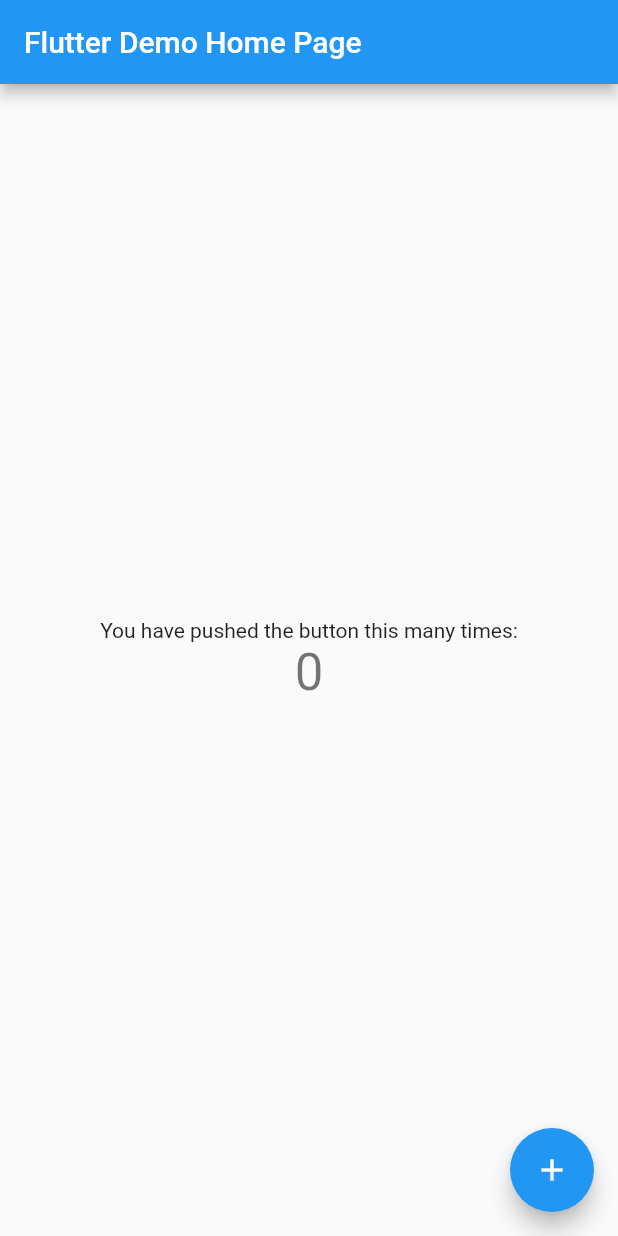
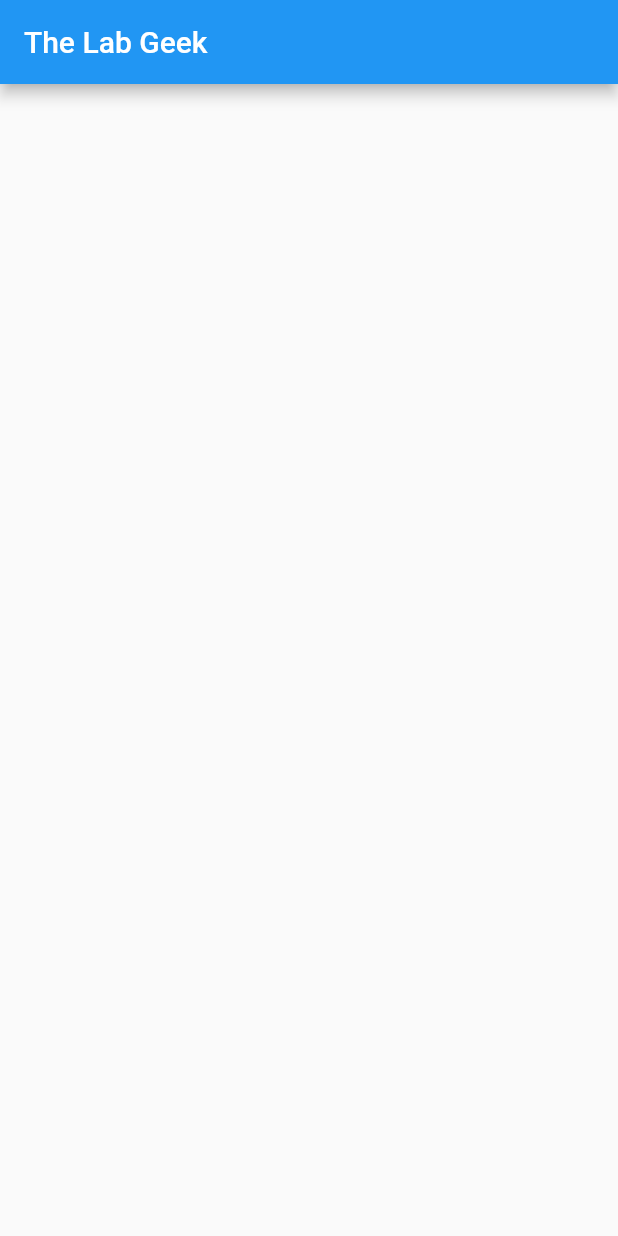
Before and after one commit to ranterle/the-lab-geek, a Flutter app: the screen it shows after launch, on a phone screen of 412 x 824 dp. Run offline on Flutter 3.47's test engine with Material 2 defaults, Android fonts, the phone set to English and light mode, and no system bars.

Commit message:
refactor(*): create the basic app structure
Needs loads more work, learning all the available widgets and
best practices :thinking:

```diff
--- a/lib/main.dart
+++ b/lib/main.dart
@@ -1,109 +1,4 @@
 import 'package:flutter/material.dart';
+import 'tlg/app.dart';
 
-void main() => runApp(new MyApp());
-
-class MyApp extends StatelessWidget {
-  // This widget is the root of your application.
-  @override
-  Widget build(BuildContext context) {
-    return new MaterialApp(
-      title: 'Flutter Demo',
-      theme: new ThemeData(
-        // This is the theme of your application.
-        //
-        // Try running your application with "flutter run". You'll see the
-        // application has a blue toolbar. Then, without quitting the app, try
-        // changing the primarySwatch below to Colors.green and then invoke
-        // "hot reload" (press "r" in the console where you ran "flutter run",
-        // or press Run > Flutter Hot Reload in IntelliJ). Notice that the
-        // counter didn't reset back to zero; the application is not restarted.
-        primarySwatch: Colors.blue,
-      ),
-      home: new MyHomePage(title: 'Flutter Demo Home Page'),
-    );
-  }
-}
-
-class MyHomePage extends StatefulWidget {
-  MyHomePage({Key key, this.title}) : super(key: key);
-
-  // This widget is the home page of your application. It is stateful, meaning
-  // that it has a State object (defined below) that contains fields that affect
-  // how it looks.
-
-  // This class is the configuration for the state. It holds the values (in this
-  // case the title) provided by the parent (in this case the App widget) and
-  // used by the build method of the State. Fields in a Widget subclass are
-  // always marked "final".
-
-  final String title;
-
-  @override
-  _MyHomePageState createState() => new _MyHomePageState();
-}
-
-class _MyHomePageState extends State<MyHomePage> {
-  int _counter = 0;
-
-  void _incrementCounter() {
-    setState(() {
-      // This call to setState tells the Flutter framework that something has
-      // changed in this State, which causes it to rerun the build method below
-      // so that the display can reflect the updated values. If we changed
-      // _counter without calling setState(), then the build method would not be
-      // called again, and so nothing would appear to happen.
-      _counter++;
-    });
-  }
-
-  @override
-  Widget build(BuildContext context) {
-    // This method is rerun every time setState is called, for instance as done
-    // by the _incrementCounter method above.
-    //
-    // The Flutter framework has been optimized to make rerunning build methods
-    // fast, so that you can just rebuild anything that needs updating rather
-    // than having to individually change instances of widgets.
-    return new Scaffold(
-      appBar: new AppBar(
-        // Here we take the value from the MyHomePage object that was created by
-        // the App.build method, and use it to set our appbar title.
-        title: new Text(widget.title),
-      ),
-      body: new Center(
-        // Center is a layout widget. It takes a single child and positions it
-        // in the middle of the parent.
-        child: new Column(
-          // Column is also layout widget. It takes a list of children and
-          // arranges them vertically. By default, it sizes itself to fit its
-          // children horizontally, and tries to be as tall as its parent.
-          //
-          // Invoke "debug paint" (press "p" in the console where you ran
-          // "flutter run", or select "Toggle Debug Paint" from the Flutter tool
-          // window in IntelliJ) to see the wireframe for each widget.
-          //
-          // Column has various properties to control how it sizes itself and
-          // how it positions its children. Here we use mainAxisAlignment to
-          // center the children vertically; the main axis here is the vertical
-          // axis because Columns are vertical (the cross axis would be
-          // horizontal).
-          mainAxisAlignment: MainAxisAlignment.center,
-          children: <Widget>[
-            new Text(
-              'You have pushed the button this many times:',
-            ),
-            new Text(
-              '$_counter',
-              style: Theme.of(context).textTheme.display1,
-            ),
-          ],
-        ),
-      ),
-      floatingActionButton: new FloatingActionButton(
-        onPressed: _incrementCounter,
-        tooltip: 'Increment',
-        child: new Icon(Icons.add),
-      ), // This trailing comma makes auto-formatting nicer for build methods.
-    );
-  }
-}
+void main() => runApp(new TlgApp());
--- /dev/null
+++ b/lib/tlg/app.dart
@@ -0,0 +1,83 @@
+import 'package:flutter/material.dart';
+
+import 'configuration.dart';
+import 'data.dart';
+import 'page/experiment.dart';
+import 'page/home.dart';
+import 'page/settings.dart';
+
+class TlgApp extends StatefulWidget {
+  @override
+  _State createState() => new _State();
+}
+
+class _State extends State<TlgApp> {
+  TlgData data;
+
+  TlgConfiguration _configuration = new TlgConfiguration();
+
+  @override
+  void initState() {
+    super.initState();
+    data = new TlgData();
+  }
+
+  void configurationUpdate(TlgConfiguration value) {
+    setState(() {
+      _configuration:
+      value;
+    });
+  }
+
+  ThemeData get theme {
+    switch (_configuration.theme) {
+      case TlgTheme.light:
+        return new ThemeData(primarySwatch: Colors.blue);
+      case TlgTheme.dark:
+        return new ThemeData(primarySwatch: Colors.red);
+    }
+    assert(_configuration.theme != null);
+    return null;
+  }
+
+  Route<Null> _getRoute(RouteSettings settings) {
+    final List<String> path = settings.name.split('/');
+
+    if (path[0] != '') return null;
+
+    if (path[1].startsWith('experiment:')) {
+      if (path.length != 2) return null;
+
+      final String id = path[1].split(':')[1];
+
+      return new MaterialPageRoute<Null>(
+        settings: settings,
+        builder: (BuildContext context) => new TlgPageExperiment(id: id, data: data),
+      );
+    }
+
+    return null;
+  }
+
+  @override
+  Widget build(BuildContext context) {
+    return new MaterialApp(
+      title: 'The Lab Geek',
+      theme: theme,
+      debugShowMaterialGrid: _configuration.showGrid,
+      showPerformanceOverlay: _configuration.showPerformanceOverlay,
+      showSemanticsDebugger: _configuration.showSemanticsDebugger,
+      routes: <String, WidgetBuilder>{
+        '/': (BuildContext _) => new TlgPageHome(
+              data: data,
+              configuration: _configuration,
+            ),
+        '/settings': (BuildContext _) => new TlgPageSettings(
+              configuration: _configuration,
+              configurationUpdate: configurationUpdate,
+            ),
+      },
+      onGenerateRoute: _getRoute,
+    );
+  }
+}
--- /dev/null
+++ b/lib/tlg/configuration.dart
@@ -0,0 +1,33 @@
+enum TlgTheme { light, dark }
+
+class TlgConfiguration {
+  TlgConfiguration({
+    this.theme = TlgTheme.light,
+    this.showGrid = false,
+    this.showPerformanceOverlay = false,
+    this.showSemanticsDebugger = false,
+  });
+
+  final TlgTheme theme;
+  final bool showGrid;
+  final bool showPerformanceOverlay;
+  final bool showSemanticsDebugger;
+
+  TlgConfiguration copyWith({
+    TlgTheme theme,
+    bool debugShowGrid,
+    bool debugShowSizes,
+    bool debugShowBaselines,
+    bool debugShowLayers,
+    bool debugShowPointers,
+    bool debugShowRainbow,
+    bool showPerformanceOverlay,
+    bool showSemanticsDebugger,
+  }) {
+    return new TlgConfiguration(
+        theme: theme ?? this.theme,
+        showGrid: debugShowGrid ?? this.showGrid,
+        showPerformanceOverlay: showPerformanceOverlay ?? this.showPerformanceOverlay,
+        showSemanticsDebugger: showSemanticsDebugger ?? this.showSemanticsDebugger);
+  }
+}
--- /dev/null
+++ b/lib/tlg/data.dart
@@ -0,0 +1,3 @@
+import 'package:flutter/foundation.dart';
+
+class TlgData extends ChangeNotifier {}
--- /dev/null
+++ b/lib/tlg/page/home.dart
@@ -0,0 +1,19 @@
+import 'package:flutter/material.dart';
+
+import '../configuration.dart';
+import '../data.dart';
+
+class TlgPageHome extends StatelessWidget {
+  const TlgPageHome({this.data, this.configuration});
+
+  final TlgData data;
+  final TlgConfiguration configuration;
+
+  @override
+  Widget build(BuildContext context) {
+    return new Scaffold(
+        appBar: new AppBar(
+      title: new Text('The Lab Geek'),
+    ));
+  }
+}
```
Also changed, not shown: lib/tlg/page/experiment.dart (added, +18 -0 lines), lib/tlg/page/settings.dart (added, +18 -0 lines), pubspec.yaml (+1 -45 lines), 1 other file.
